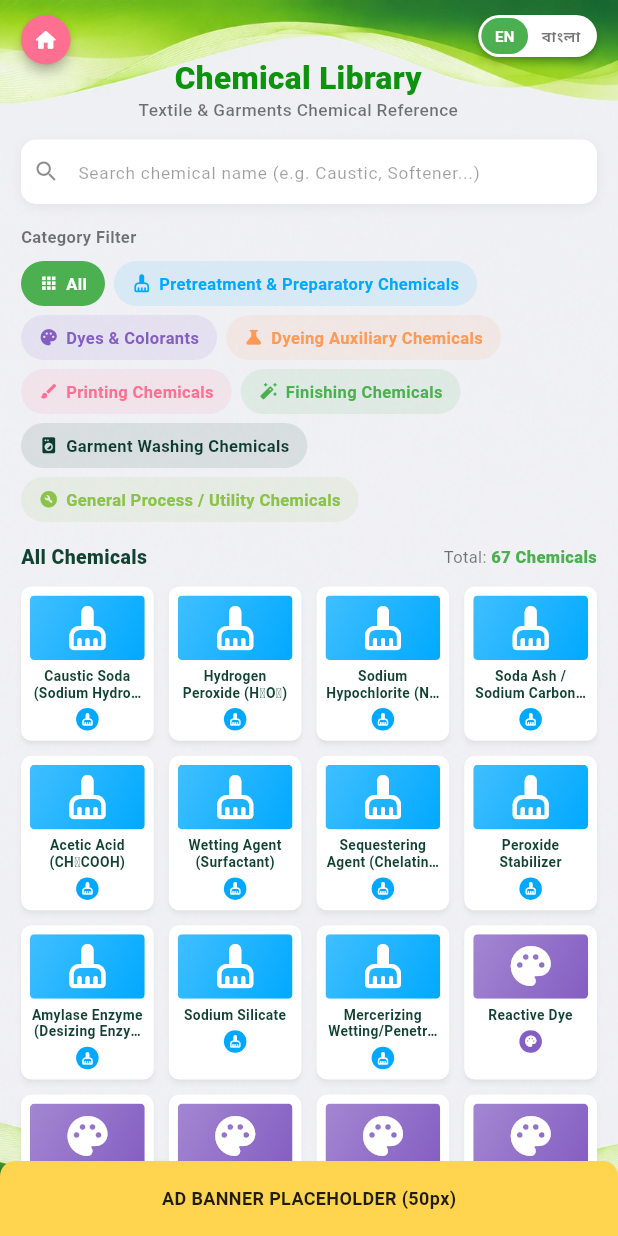
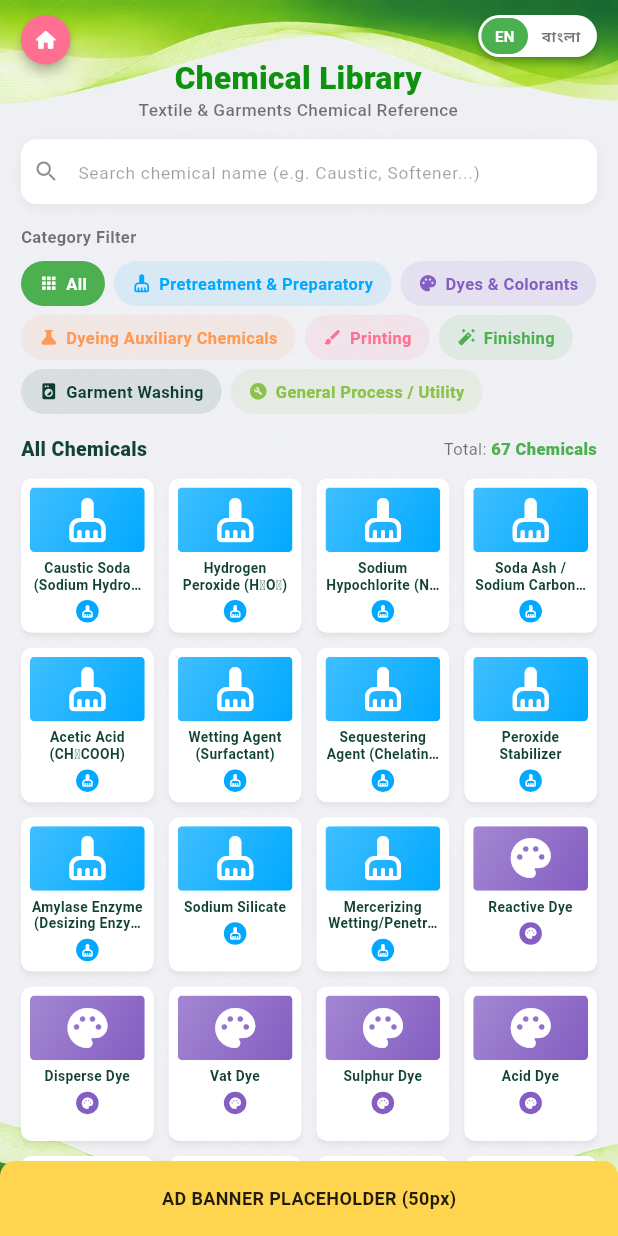
Before and after one commit to simion74/TexHelp, a Flutter app: the ChemicalScreen screen opened directly, on a phone screen of 412 x 824 dp. Run offline on Flutter 3.47's test engine with Material 3 defaults, Android fonts, the phone set to English and light mode, and no system bars; our stand-ins replace google_mobile_ads, pdf, share_plus, shared_preferences; missing offline and left inert: excel; accounts and stored records are empty; network calls fail.

Commit message:
Update chemical_data.dart

```diff
--- a/lib/data/chemical_data.dart
+++ b/lib/data/chemical_data.dart
@@ -60,13 +60,13 @@ class ChemicalCategory {
 }
 
 const List<ChemicalCategory> kChemicalCategories = [
-  ChemicalCategory(id: 'cat_0', nameEn: 'Pretreatment & Preparatory Chemicals', nameBn: 'প্রি-ট্রিটমেন্ট ও প্রিপারেটরি কেমিক্যাল', color: AppColors.teal, icon: Icons.cleaning_services_rounded),
+  ChemicalCategory(id: 'cat_0', nameEn: 'Pretreatment & Preparatory', nameBn: 'প্রি-ট্রিটমেন্ট ও প্রিপারেটরি কেমিক্যাল', color: AppColors.teal, icon: Icons.cleaning_services_rounded),
   ChemicalCategory(id: 'cat_1', nameEn: 'Dyes & Colorants', nameBn: 'ডাইজ ও কালারেন্ট', color: AppColors.purple, icon: Icons.palette_rounded),
   ChemicalCategory(id: 'cat_2', nameEn: 'Dyeing Auxiliary Chemicals', nameBn: 'ডাইং অক্সিলিয়ারি কেমিক্যাল', color: AppColors.orange, icon: Icons.science_rounded),
-  ChemicalCategory(id: 'cat_3', nameEn: 'Printing Chemicals', nameBn: 'প্রিন্টিং কেমিক্যাল', color: AppColors.pink, icon: Icons.brush_rounded),
-  ChemicalCategory(id: 'cat_4', nameEn: 'Finishing Chemicals', nameBn: 'ফিনিশিং কেমিক্যাল', color: AppColors.green, icon: Icons.auto_fix_high_rounded),
-  ChemicalCategory(id: 'cat_5', nameEn: 'Garment Washing Chemicals', nameBn: 'গার্মেন্ট ওয়াশিং কেমিক্যাল', color: AppColors.darkTeal, icon: Icons.local_laundry_service_rounded),
-  ChemicalCategory(id: 'cat_6', nameEn: 'General Process / Utility Chemicals', nameBn: 'জেনারেল প্রসেস/ইউটিলিটি কেমিক্যাল', color: AppColors.lightGreen, icon: Icons.build_circle_rounded),
+  ChemicalCategory(id: 'cat_3', nameEn: 'Printing', nameBn: 'প্রিন্টিং কেমিক্যাল', color: AppColors.pink, icon: Icons.brush_rounded),
+  ChemicalCategory(id: 'cat_4', nameEn: 'Finishing', nameBn: 'ফিনিশিং কেমিক্যাল', color: AppColors.green, icon: Icons.auto_fix_high_rounded),
+  ChemicalCategory(id: 'cat_5', nameEn: 'Garment Washing', nameBn: 'গার্মেন্ট ওয়াশিং কেমিক্যাল', color: AppColors.darkTeal, icon: Icons.local_laundry_service_rounded),
+  ChemicalCategory(id: 'cat_6', nameEn: 'General Process / Utility', nameBn: 'জেনারেল প্রসেস/ইউটিলিটি কেমিক্যাল', color: AppColors.lightGreen, icon: Icons.build_circle_rounded),
 ];
 
 const List<ChemicalItem> kChemicals = [
```
